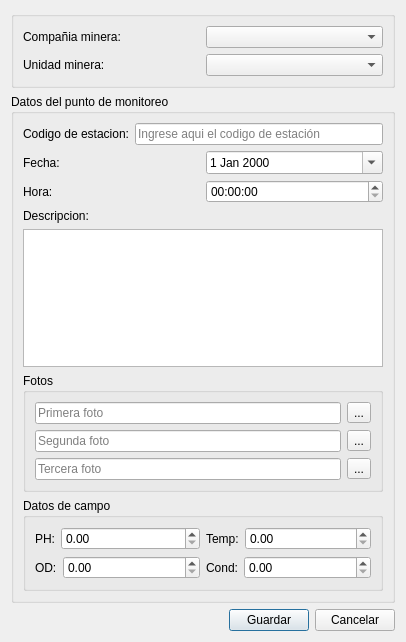
This is nuevaestmonitoreodialog.ui in lincolningaroca/SWDataMonitoreo as Qt 5 draws it before an edit. The edited form follows.
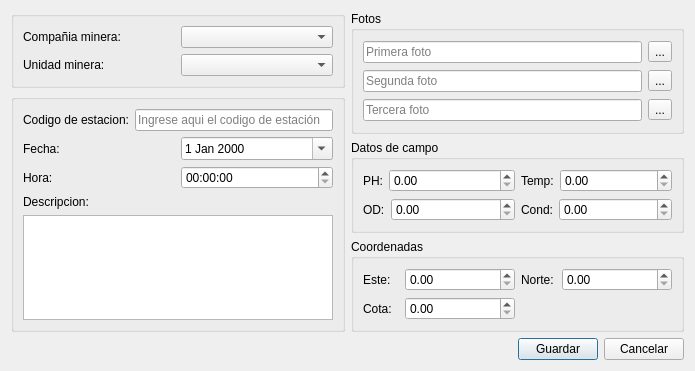
This is the edited form.

Commit message: se establecio restriccion de tamaño para subir imagenes a 2MB, ademas se adicionaron tres campos a la base datos y rediseño de los formularios, nuevo,editar y principal, para los datos de monitoreo.

Patch:
```diff
--- a/nuevaestmonitoreodialog.ui
+++ b/nuevaestmonitoreodialog.ui
@@ -6,15 +6,15 @@
    <rect>
     <x>0</x>
     <y>0</y>
-    <width>406</width>
-    <height>642</height>
+    <width>695</width>
+    <height>371</height>
    </rect>
   </property>
   <property name="windowTitle">
    <string>Dialog</string>
   </property>
-  <layout class="QVBoxLayout" name="verticalLayout_4">
-   <item>
+  <layout class="QGridLayout" name="gridLayout_4">
+   <item row="0" column="0">
     <widget class="QGroupBox" name="groupBox">
      <property name="title">
       <string/>
@@ -51,7 +51,88 @@
      </layout>
     </widget>
    </item>
+   <item row="0" column="1" rowspan="2">
+    <widget class="QGroupBox" name="groupBox_3">
+     <property name="title">
+      <string>Fotos</string>
+     </property>
+     <layout class="QVBoxLayout" name="verticalLayout">
    <item>
+       <layout class="QHBoxLayout" name="horizontalLayout_7">
+        <item>
+         <widget class="QLineEdit" name="txtPath1">
+          <property name="readOnly">
+           <bool>true</bool>
+          </property>
+          <property name="placeholderText">
+           <string>Primera foto</string>
+          </property>
+         </widget>
+        </item>
+        <item>
+         <widget class="QToolButton" name="btnFoto1">
+          <property name="toolTip">
+           <string>Cargar primera imagen</string>
+          </property>
+          <property name="text">
+           <string>...</string>
+          </property>
+         </widget>
+        </item>
+       </layout>
+      </item>
+      <item>
+       <layout class="QHBoxLayout" name="horizontalLayout_8">
+        <item>
+         <widget class="QLineEdit" name="txtPath2">
+          <property name="readOnly">
+           <bool>true</bool>
+          </property>
+          <property name="placeholderText">
+           <string>Segunda foto</string>
+          </property>
+         </widget>
+        </item>
+        <item>
+         <widget class="QToolButton" name="btnFoto2">
+          <property name="toolTip">
+           <string>Cargar segunda imagen</string>
+          </property>
+          <property name="text">
+           <string>...</string>
+          </property>
+         </widget>
+        </item>
+       </layout>
+      </item>
+      <item>
+       <layout class="QHBoxLayout" name="horizontalLayout_9">
+        <item>
+         <widget class="QLineEdit" name="txtPath3">
+          <property name="readOnly">
+           <bool>true</bool>
+          </property>
+          <property name="placeholderText">
+           <string>Tercera foto</string>
+          </property>
+         </widget>
+        </item>
+        <item>
+         <widget class="QToolButton" name="btnFoto3">
+          <property name="toolTip">
+           <string>Cargar tercera imagen</string>
+          </property>
+          <property name="text">
+           <string>...</string>
+          </property>
+         </widget>
+        </item>
+       </layout>
+      </item>
+     </layout>
+    </widget>
+   </item>
+   <item row="1" column="0" rowspan="3">
     <widget class="QGroupBox" name="groupBox_2">
      <property name="sizePolicy">
       <sizepolicy hsizetype="Preferred" vsizetype="Preferred">
@@ -60,10 +141,10 @@
       </sizepolicy>
      </property>
      <property name="title">
-      <string>Datos del punto de monitoreo</string>
+      <string/>
      </property>
-     <layout class="QVBoxLayout" name="verticalLayout_3">
-      <item>
+     <layout class="QGridLayout" name="gridLayout_2">
+      <item row="0" column="0">
        <layout class="QHBoxLayout" name="horizontalLayout">
         <item>
          <widget class="QLabel" name="label_3">
@@ -84,7 +165,7 @@
         </item>
        </layout>
       </item>
-      <item>
+      <item row="1" column="0">
        <layout class="QHBoxLayout" name="horizontalLayout_3">
         <item>
          <widget class="QLabel" name="label_4">
@@ -105,7 +186,7 @@
         </item>
        </layout>
       </item>
-      <item>
+      <item row="2" column="0">
        <layout class="QHBoxLayout" name="horizontalLayout_5">
         <item>
          <widget class="QLabel" name="label_5">
@@ -126,102 +207,24 @@
         </item>
        </layout>
       </item>
-      <item>
+      <item row="3" column="0">
        <widget class="QLabel" name="label_7">
         <property name="text">
          <string>Descripcion:</string>
         </property>
        </widget>
       </item>
-      <item>
+      <item row="4" column="0">
        <widget class="QPlainTextEdit" name="teDescripcion">
         <property name="readOnly">
          <bool>false</bool>
         </property>
        </widget>
       </item>
-      <item>
-       <widget class="QGroupBox" name="groupBox_3">
-        <property name="title">
-         <string>Fotos</string>
-        </property>
-        <layout class="QVBoxLayout" name="verticalLayout">
-         <item>
-          <layout class="QHBoxLayout" name="horizontalLayout_7">
-           <item>
-            <widget class="QLineEdit" name="txtPath1">
-             <property name="readOnly">
-              <bool>true</bool>
-             </property>
-             <property name="placeholderText">
-              <string>Primera foto</string>
-             </property>
-            </widget>
-           </item>
-           <item>
-            <widget class="QToolButton" name="btnFoto1">
-             <property name="toolTip">
-              <string>Cargar primera imagen</string>
-             </property>
-             <property name="text">
-              <string>...</string>
-             </property>
-            </widget>
-           </item>
-          </layout>
-         </item>
-         <item>
-          <layout class="QHBoxLayout" name="horizontalLayout_8">
-           <item>
-            <widget class="QLineEdit" name="txtPath2">
-             <property name="readOnly">
-              <bool>true</bool>
-             </property>
-             <property name="placeholderText">
-              <string>Segunda foto</string>
-             </property>
-            </widget>
-           </item>
-           <item>
-            <widget class="QToolButton" name="btnFoto2">
-             <property name="toolTip">
-              <string>Cargar segunda imagen</string>
-             </property>
-             <property name="text">
-              <string>...</string>
-             </property>
-            </widget>
-           </item>
-          </layout>
-         </item>
-         <item>
-          <layout class="QHBoxLayout" name="horizontalLayout_9">
-           <item>
-            <widget class="QLineEdit" name="txtPath3">
-             <property name="readOnly">
-              <bool>true</bool>
-             </property>
-             <property name="placeholderText">
-              <string>Tercera foto</string>
-             </property>
-            </widget>
-           </item>
-           <item>
-            <widget class="QToolButton" name="btnFoto3">
-             <property name="toolTip">
-              <string>Cargar tercera imagen</string>
-             </property>
-             <property name="text">
-              <string>...</string>
-             </property>
-            </widget>
-           </item>
-          </layout>
-         </item>
-        </layout>
-       </widget>
-      </item>
-      <item>
+     </layout>
+    </widget>
+   </item>
+   <item row="2" column="1">
        <widget class="QGroupBox" name="groupBox_4">
         <property name="title">
          <string>Datos de campo</string>
@@ -308,10 +311,85 @@
         </layout>
        </widget>
       </item>
+   <item row="3" column="1">
+    <widget class="QGroupBox" name="groupBox_5">
+     <property name="title">
+      <string>Coordenadas</string>
+     </property>
+     <layout class="QGridLayout" name="gridLayout_3">
+      <item row="0" column="0">
+       <widget class="QLabel" name="label_6">
+        <property name="text">
+         <string>Este:</string>
+        </property>
+       </widget>
+      </item>
+      <item row="0" column="1">
+       <widget class="QDoubleSpinBox" name="doubleSpinBox">
+        <property name="minimumSize">
+         <size>
+          <width>110</width>
+          <height>0</height>
+         </size>
+        </property>
+        <property name="maximumSize">
+         <size>
+          <width>110</width>
+          <height>16777215</height>
+         </size>
+        </property>
+       </widget>
+      </item>
+      <item row="0" column="2">
+       <widget class="QLabel" name="label_8">
+        <property name="text">
+         <string>Norte:</string>
+        </property>
+       </widget>
+      </item>
+      <item row="0" column="3">
+       <widget class="QDoubleSpinBox" name="doubleSpinBox_2">
+        <property name="minimumSize">
+         <size>
+          <width>110</width>
+          <height>0</height>
+         </size>
+        </property>
+        <property name="maximumSize">
+         <size>
+          <width>110</width>
+          <height>16777215</height>
+         </size>
+        </property>
+       </widget>
+      </item>
+      <item row="1" column="0">
+       <widget class="QLabel" name="label_13">
+        <property name="text">
+         <string>Cota:</string>
+        </property>
+       </widget>
+      </item>
+      <item row="1" column="1">
+       <widget class="QDoubleSpinBox" name="doubleSpinBox_3">
+        <property name="minimumSize">
+         <size>
+          <width>110</width>
+          <height>0</height>
+         </size>
+        </property>
+        <property name="maximumSize">
+         <size>
+          <width>110</width>
+          <height>16777215</height>
+         </size>
+        </property>
+       </widget>
+      </item>
      </layout>
     </widget>
    </item>
-   <item>
+   <item row="4" column="0" colspan="2">
     <layout class="QHBoxLayout" name="horizontalLayout_2">
      <item>
       <spacer name="horizontalSpacer">
```
Lines whose indentation alone changed are shown as unchanged. The commit also changes 6 other files.
